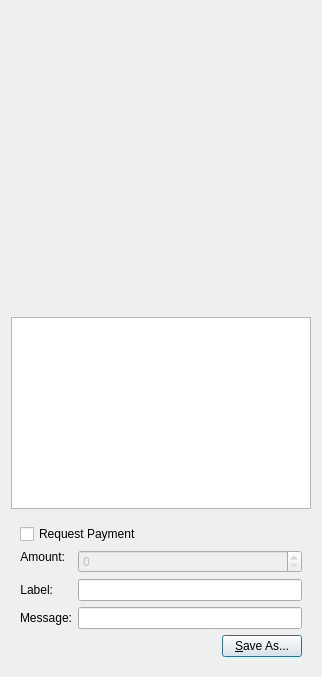
Above: src/qt/forms/qrcodedialog.ui from PalinuroSec/FrozenBoxCoin before the change. Below: the same form after it.
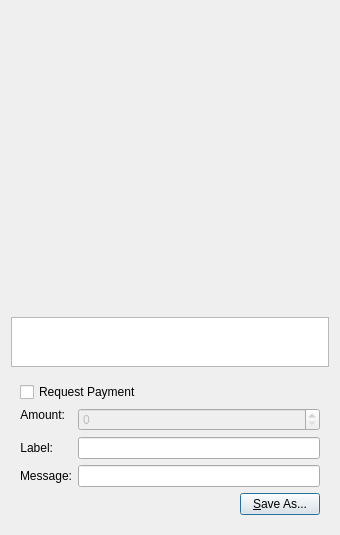
That is the form after the change. Custom widgets are drawn as their Qt base class.

What changed in the file:
```diff
--- a/src/qt/forms/qrcodedialog.ui
+++ b/src/qt/forms/qrcodedialog.ui
@@ -2,7 +2,7 @@
 <ui version="4.0">
  <class>QRCodeDialog</class>
  <widget class="QDialog" name="QRCodeDialog">
-  <property name="GEOmetry">
+  <property name="geometry">
    <rect>
     <x>0</x>
     <y>0</y>
```
